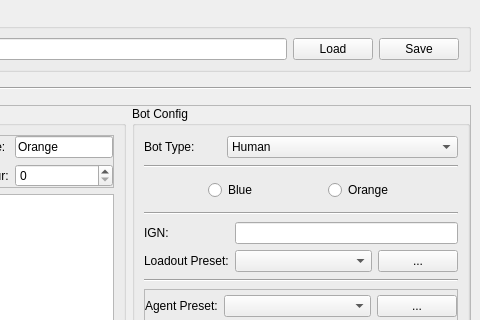
This is src/main/python/rlbot/gui/design/qt_gui.ui in RLBot/RLBot as Qt 5 draws it before an edit; both pictures show x 228 to 708 and y 0 to 320 of the 708 by 587 pixel window. The edited form follows.
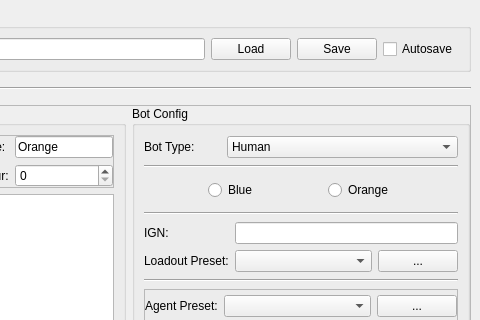
This is the edited form.

Commit message: added the possibility to autosave in the gui

```diff
--- a/src/main/python/rlbot/gui/design/qt_gui.ui
+++ b/src/main/python/rlbot/gui/design/qt_gui.ui
@@ -58,6 +58,13 @@
          </property>
         </widget>
        </item>
+       <item>
+        <widget class="QCheckBox" name="cfg_autosave_checkbutton">
+         <property name="text">
+          <string>Autosave</string>
+         </property>
+        </widget>
+       </item>
       </layout>
      </widget>
     </item>
```
The commit also changes 9 other files.
